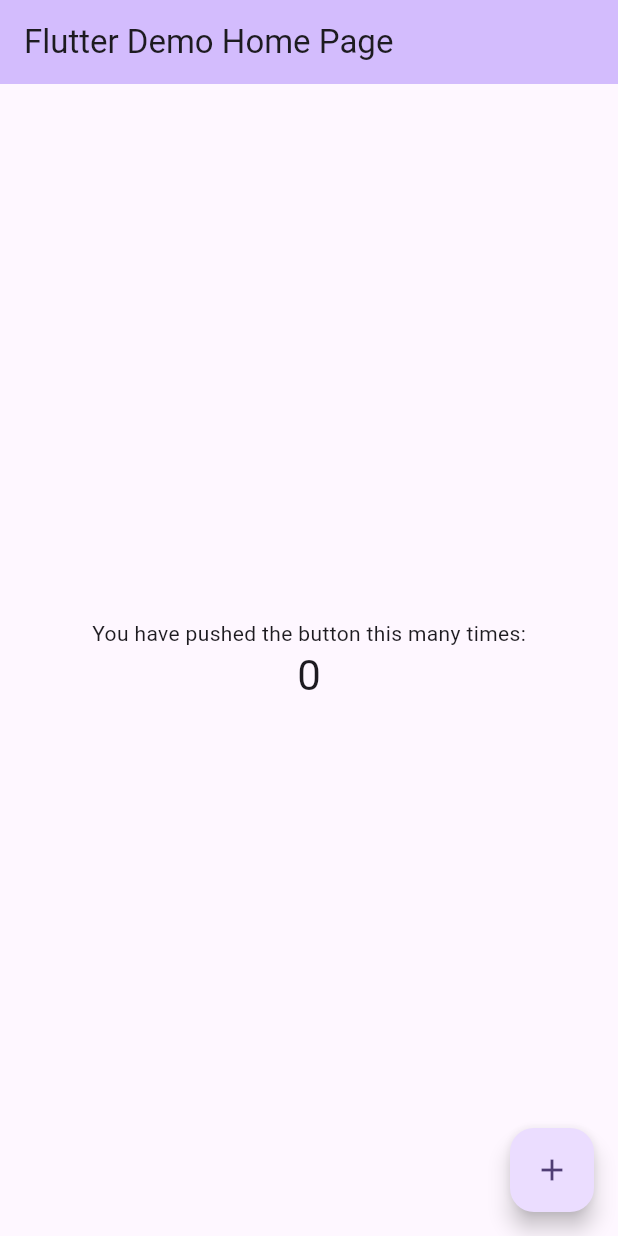
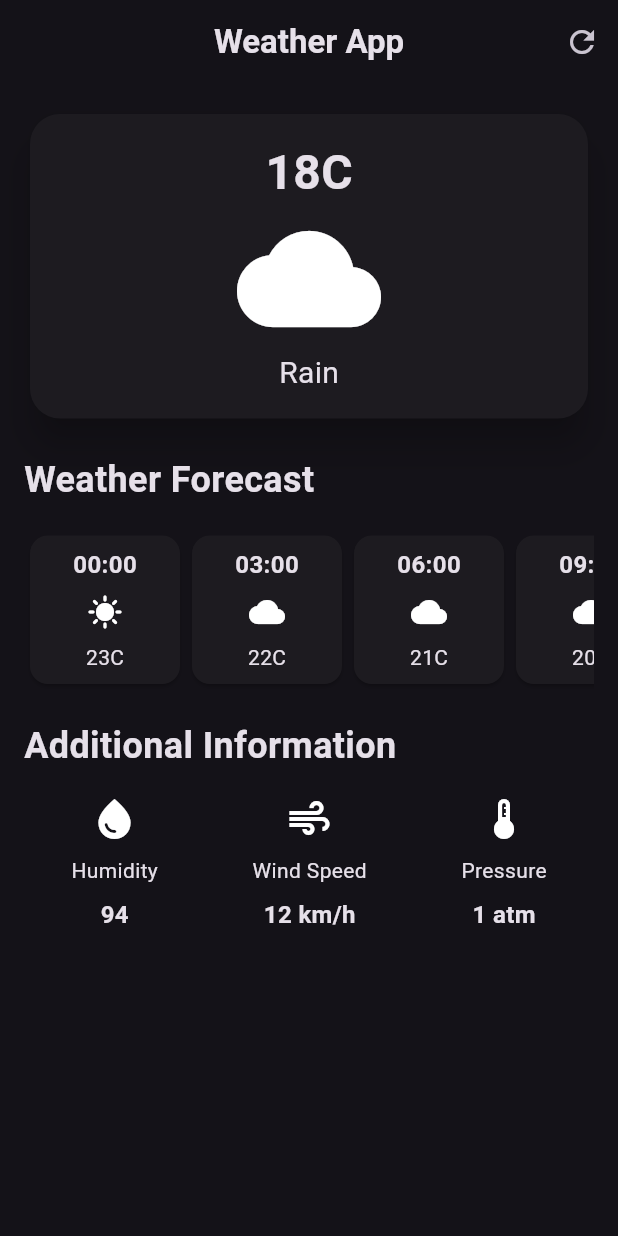
Before and after one commit to f-atwi/weather-app-flutter-tutorial, a Flutter app: the screen it shows after launch, on a phone screen of 412 x 824 dp. Run offline on Flutter 3.47's test engine with Material 3 defaults, Android fonts, the phone set to English and light mode, and no system bars.

Commit message:
create static screen

```diff
--- /dev/null
+++ b/lib/additional_info_item.dart
@@ -0,0 +1,33 @@
+import 'package:flutter/material.dart';
+
+class AdditionalInfoItem extends StatelessWidget {
+  final IconData icon;
+  final String label;
+  final String value;
+
+  const AdditionalInfoItem({
+    super.key,
+    required this.icon,
+    required this.label,
+    required this.value,
+  });
+
+  @override
+  Widget build(BuildContext context) {
+    return Column(
+      children: [
+        Icon(
+          icon,
+          size: 32,
+        ),
+        const SizedBox(height: 8),
+        Text(label),
+        const SizedBox(height: 8),
+        Text(
+          value,
+          style: const TextStyle(fontSize: 16, fontWeight: FontWeight.bold),
+        )
+      ],
+    );
+  }
+}
--- /dev/null
+++ b/lib/hourly_forecast_item.dart
@@ -0,0 +1,39 @@
+import 'package:flutter/material.dart';
+
+class HourlyForecastItem extends StatelessWidget {
+  final String time;
+  final String temperature;
+  final IconData icon;
+  const HourlyForecastItem({
+    super.key,
+    required this.time,
+    required this.temperature,
+    required this.icon,
+  });
+
+  @override
+  Widget build(BuildContext context) {
+    return Card(
+      child: Container(
+        width: 100,
+        padding: const EdgeInsets.all(8),
+        decoration: BoxDecoration(borderRadius: BorderRadius.circular(12)),
+        child: Column(
+          children: [
+            Text(
+              time,
+              style: const TextStyle(
+                fontSize: 16,
+                fontWeight: FontWeight.bold,
+              ),
+            ),
+            const SizedBox(height: 8),
+            Icon(icon),
+            const SizedBox(height: 8),
+            Text(temperature),
+          ],
+        ),
+      ),
+    );
+  }
+}
--- a/lib/main.dart
+++ b/lib/main.dart
@@ -1,4 +1,5 @@
 import 'package:flutter/material.dart';
+import 'package:weather_app/weather_screen.dart';
 
 void main() {
   runApp(const MyApp());
@@ -7,119 +8,12 @@ void main() {
 class MyApp extends StatelessWidget {
   const MyApp({super.key});
 
-  // This widget is the root of your application.
   @override
   Widget build(BuildContext context) {
     return MaterialApp(
-      title: 'Flutter Demo',
-      theme: ThemeData(
-        // This is the theme of your application.
-        //
-        // TRY THIS: Try running your application with "flutter run". You'll see
-        // the application has a purple toolbar. Then, without quitting the app,
-        // try changing the seedColor in the colorScheme below to Colors.green
-        // and then invoke "hot reload" (save your changes or press the "hot
-        // reload" button in a Flutter-supported IDE, or press "r" if you used
-        // the command line to start the app).
-        //
-        // Notice that the counter didn't reset back to zero; the application
-        // state is not lost during the reload. To reset the state, use hot
-        // restart instead.
-        //
-        // This works for code too, not just values: Most code changes can be
-        // tested with just a hot reload.
-        colorScheme: ColorScheme.fromSeed(seedColor: Colors.deepPurple),
-        useMaterial3: true,
-      ),
-      home: const MyHomePage(title: 'Flutter Demo Home Page'),
+      // Use ThemeData.dark(...).copyWith to copy the theme but change a few properties
+      theme: ThemeData.dark(useMaterial3: true),
+      home: const WeatherScreen(),
     );
   }
 }
-
-class MyHomePage extends StatefulWidget {
-  const MyHomePage({super.key, required this.title});
-
-  // This widget is the home page of your application. It is stateful, meaning
-  // that it has a State object (defined below) that contains fields that affect
-  // how it looks.
-
-  // This class is the configuration for the state. It holds the values (in this
-  // case the title) provided by the parent (in this case the App widget) and
-  // used by the build method of the State. Fields in a Widget subclass are
-  // always marked "final".
-
-  final String title;
-
-  @override
-  State<MyHomePage> createState() => _MyHomePageState();
-}
-
-class _MyHomePageState extends State<MyHomePage> {
-  int _counter = 0;
-
-  void _incrementCounter() {
-    setState(() {
-      // This call to setState tells the Flutter framework that something has
-      // changed in this State, which causes it to rerun the build method below
-      // so that the display can reflect the updated values. If we changed
-      // _counter without calling setState(), then the build method would not be
-      // called again, and so nothing would appear to happen.
-      _counter++;
-    });
-  }
-
-  @override
-  Widget build(BuildContext context) {
-    // This method is rerun every time setState is called, for instance as done
-    // by the _incrementCounter method above.
-    //
-    // The Flutter framework has been optimized to make rerunning build methods
-    // fast, so that you can just rebuild anything that needs updating rather
-    // than having to individually change instances of widgets.
-    return Scaffold(
-      appBar: AppBar(
-        // TRY THIS: Try changing the color here to a specific color (to
-        // Colors.amber, perhaps?) and trigger a hot reload to see the AppBar
-        // change color while the other colors stay the same.
-        backgroundColor: Theme.of(context).colorScheme.inversePrimary,
-        // Here we take the value from the MyHomePage object that was created by
-        // the App.build method, and use it to set our appbar title.
-        title: Text(widget.title),
-      ),
-      body: Center(
-        // Center is a layout widget. It takes a single child and positions it
-        // in the middle of the parent.
-        child: Column(
-          // Column is also a layout widget. It takes a list of children and
-          // arranges them vertically. By default, it sizes itself to fit its
-          // children horizontally, and tries to be as tall as its parent.
-          //
-          // Column has various properties to control how it sizes itself and
-          // how it positions its children. Here we use mainAxisAlignment to
-          // center the children vertically; the main axis here is the vertical
-          // axis because Columns are vertical (the cross axis would be
-          // horizontal).
-          //
-          // TRY THIS: Invoke "debug painting" (choose the "Toggle Debug Paint"
-          // action in the IDE, or press "p" in the console), to see the
-          // wireframe for each widget.
-          mainAxisAlignment: MainAxisAlignment.center,
-          children: <Widget>[
-            const Text(
-              'You have pushed the button this many times:',
-            ),
-            Text(
-              '$_counter',
-              style: Theme.of(context).textTheme.headlineMedium,
-            ),
-          ],
-        ),
-      ),
-      floatingActionButton: FloatingActionButton(
-        onPressed: _incrementCounter,
-        tooltip: 'Increment',
-        child: const Icon(Icons.add),
-      ), // This trailing comma makes auto-formatting nicer for build methods.
-    );
-  }
-}
--- /dev/null
+++ b/lib/weather_screen.dart
@@ -0,0 +1,141 @@
+import 'package:flutter/material.dart';
+import 'package:weather_app/additional_info_item.dart';
+import 'package:weather_app/hourly_forecast_item.dart';
+
+class WeatherScreen extends StatelessWidget {
+  const WeatherScreen({super.key});
+
+  @override
+  Widget build(BuildContext context) {
+    return Scaffold(
+        appBar: AppBar(
+          title: const Text(
+            "Weather App",
+            style: TextStyle(
+              fontWeight: FontWeight.bold,
+            ),
+          ),
+          centerTitle: true,
+          actions: [
+            IconButton(
+              onPressed: () {},
+              icon: const Icon(Icons.refresh),
+            ),
+          ],
+        ),
+        body: Padding(
+          padding: const EdgeInsets.all(16.0),
+          child: Column(
+            crossAxisAlignment: CrossAxisAlignment.start,
+            children: [
+              SizedBox(
+                width: double.infinity,
+                child: Card(
+                  elevation: 10,
+                  shape: RoundedRectangleBorder(
+                      borderRadius: BorderRadius.circular(20)),
+                  child: const Padding(
+                    padding: EdgeInsets.all(16.0),
+                    child: Column(
+                      children: [
+                        Text(
+                          "18C",
+                          style: TextStyle(
+                            fontSize: 32,
+                            fontWeight: FontWeight.bold,
+                          ),
+                        ),
+                        Icon(
+                          Icons.cloud,
+                          size: 96,
+                        ),
+                        Text(
+                          "Rain",
+                          style: TextStyle(
+                            fontSize: 20,
+                          ),
+                        )
+                      ],
+                    ),
+                  ),
+                ),
+              ),
+              const SizedBox(
+                height: 20,
+              ),
+              const Text(
+                "Weather Forecast",
+                style: TextStyle(
+                  fontSize: 24,
+                  fontWeight: FontWeight.bold,
+                ),
+              ),
+              const SizedBox(
+                height: 16,
+              ),
+              const SingleChildScrollView(
+                scrollDirection: Axis.horizontal,
+                child: Row(
+                  children: [
+                    HourlyForecastItem(
+                      time: "00:00",
+                      icon: Icons.sunny,
+                      temperature: "23C",
+                    ),
+                    HourlyForecastItem(
+                      time: "03:00",
+                      icon: Icons.cloud,
+                      temperature: "22C",
+                    ),
+                    HourlyForecastItem(
+                      time: "06:00",
+                      icon: Icons.cloud,
+                      temperature: "21C",
+                    ),
+                    HourlyForecastItem(
+                      time: "09:00",
+                      icon: Icons.cloud,
+                      temperature: "20C",
+                    ),
+                    HourlyForecastItem(
+                      time: "12:00",
+                      icon: Icons.cloud,
+                      temperature: "29C",
+                    ),
+                  ],
+                ),
+              ),
+              const SizedBox(
+                height: 20,
+              ),
+              const Text(
+                "Additional Information",
+                style: TextStyle(
+                  fontSize: 24,
+                  fontWeight: FontWeight.bold,
+                ),
+              ),
+              const SizedBox(
+                height: 16,
+              ),
+              const Row(
+                mainAxisAlignment: MainAxisAlignment.spaceAround,
+                children: [
+                  AdditionalInfoItem(
+                    icon: Icons.water_drop,
+                    label: "Humidity",
+                    value: "94",
+                  ),
+                  AdditionalInfoItem(
+                      icon: Icons.air, label: "Wind Speed", value: "12 km/h"),
+                  AdditionalInfoItem(
+                      icon: Icons.thermostat,
+                      label: "Pressure",
+                      value: "1 atm"),
+                ],
+              )
+            ],
+          ),
+        ));
+  }
+}
```
